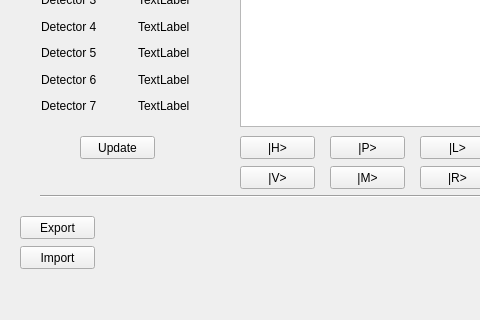
This is untitled2.ui in ave91/untitled2 as Qt 5 draws it before an edit; both pictures show x 0 to 480 and y 101 to 421 of the 922 by 421 pixel window. The edited form follows.
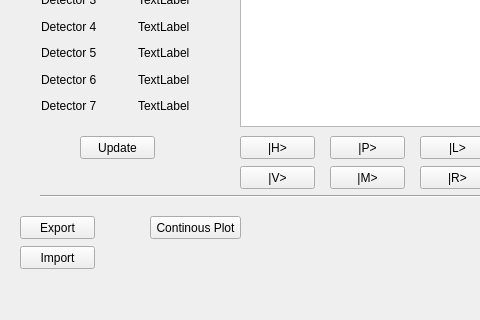
This is the edited form.

What changed in the file:
```diff
--- a/untitled2.ui
+++ b/untitled2.ui
@@ -429,6 +429,19 @@
      <string>Stokes</string>
     </property>
    </widget>
+   <widget class="QPushButton" name="plotButton">
+    <property name="geometry">
+     <rect>
+      <x>150</x>
+      <y>300</y>
+      <width>91</width>
+      <height>23</height>
+     </rect>
+    </property>
+    <property name="text">
+     <string>Continous Plot</string>
+    </property>
+   </widget>
   </widget>
   <widget class="QMenuBar" name="menuBar">
    <property name="geometry">
```
